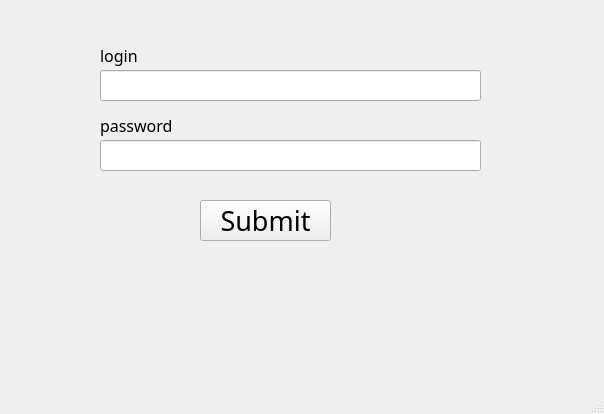
Above: ui/start.ui from flexyw1be/DentalProject before the change. Below: the same form after it.
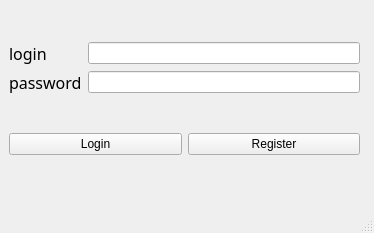
That is the form after the change.

Patch:
```diff
--- a/ui/start.ui
+++ b/ui/start.ui
@@ -6,64 +6,31 @@
    <rect>
     <x>0</x>
     <y>0</y>
-    <width>604</width>
-    <height>414</height>
+    <width>374</width>
+    <height>233</height>
    </rect>
   </property>
   <property name="windowTitle">
    <string>MainWindow</string>
   </property>
   <widget class="QWidget" name="centralwidget">
-   <widget class="QLineEdit" name="loginLineEdit">
+   <widget class="QWidget" name="">
     <property name="geometry">
      <rect>
-      <x>100</x>
-      <y>70</y>
-      <width>381</width>
-      <height>31</height>
+      <x>9</x>
+      <y>9</y>
+      <width>351</width>
+      <height>181</height>
      </rect>
     </property>
+    <layout class="QGridLayout" name="gridLayout">
+     <item row="0" column="0" colspan="2">
+      <layout class="QGridLayout" name="gridLayout_2">
+       <item row="0" column="0">
+        <widget class="QLabel" name="loginLabel">
     <property name="font">
      <font>
-      <family>Yandex Sans Text</family>
-      <pointsize>10</pointsize>
-     </font>
-    </property>
-    <property name="alignment">
-     <set>Qt::AlignCenter</set>
-    </property>
-   </widget>
-   <widget class="QLineEdit" name="passwordLineEdit">
-    <property name="geometry">
-     <rect>
-      <x>100</x>
-      <y>140</y>
-      <width>381</width>
-      <height>31</height>
-     </rect>
-    </property>
-    <property name="font">
-     <font>
-      <family>Yandex Sans Text</family>
-      <pointsize>10</pointsize>
-     </font>
-    </property>
-    <property name="alignment">
-     <set>Qt::AlignCenter</set>
-    </property>
-   </widget>
-   <widget class="QLabel" name="label">
-    <property name="geometry">
-     <rect>
-      <x>100</x>
-      <y>40</y>
-      <width>381</width>
-      <height>31</height>
-     </rect>
-    </property>
-    <property name="font">
-     <font>
-      <family>Yandex Sans Text Regular</family>
+           <family>Yandex Sans Display Regular</family>
       <pointsize>12</pointsize>
      </font>
     </property>
@@ -71,51 +38,43 @@
      <string>login</string>
     </property>
    </widget>
-   <widget class="QLabel" name="label_2">
-    <property name="geometry">
-     <rect>
-      <x>100</x>
-      <y>110</y>
-      <width>381</width>
-      <height>31</height>
-     </rect>
-    </property>
+       </item>
+       <item row="1" column="1">
+        <widget class="QLineEdit" name="passwordLineEdit"/>
+       </item>
+       <item row="1" column="0">
+        <widget class="QLabel" name="passwordLabel">
     <property name="font">
      <font>
-      <family>Yandex Sans Text</family>
+           <family>Yandex Sans Display Regular</family>
       <pointsize>12</pointsize>
-      <weight>50</weight>
-      <bold>false</bold>
-     </font>
-    </property>
-    <property name="toolTipDuration">
-     <number>-3</number>
-    </property>
+          </font>
+         </property>
     <property name="text">
      <string>password</string>
     </property>
    </widget>
-   <widget class="QPushButton" name="pushButton">
-    <property name="geometry">
-     <rect>
-      <x>200</x>
-      <y>200</y>
-      <width>131</width>
-      <height>41</height>
-     </rect>
-    </property>
-    <property name="font">
-     <font>
-      <family>Yandex Sans Text</family>
-      <pointsize>20</pointsize>
-      <weight>50</weight>
-      <italic>false</italic>
-      <bold>false</bold>
-     </font>
-    </property>
+       </item>
+       <item row="0" column="1">
+        <widget class="QLineEdit" name="loginLineEdit"/>
+       </item>
+      </layout>
+     </item>
+     <item row="1" column="0">
+      <widget class="QPushButton" name="loginButton">
+       <property name="text">
+        <string>Login</string>
+       </property>
+      </widget>
+     </item>
+     <item row="1" column="1">
+      <widget class="QPushButton" name="registerButton">
     <property name="text">
-     <string>Submit</string>
-    </property>
+        <string>Register</string>
+       </property>
+      </widget>
+     </item>
+    </layout>
    </widget>
   </widget>
   <widget class="QMenuBar" name="menubar">
```
Left out of the diff: 7 changed lines with no effect on the pictures. Lines whose indentation alone changed are shown as unchanged.
